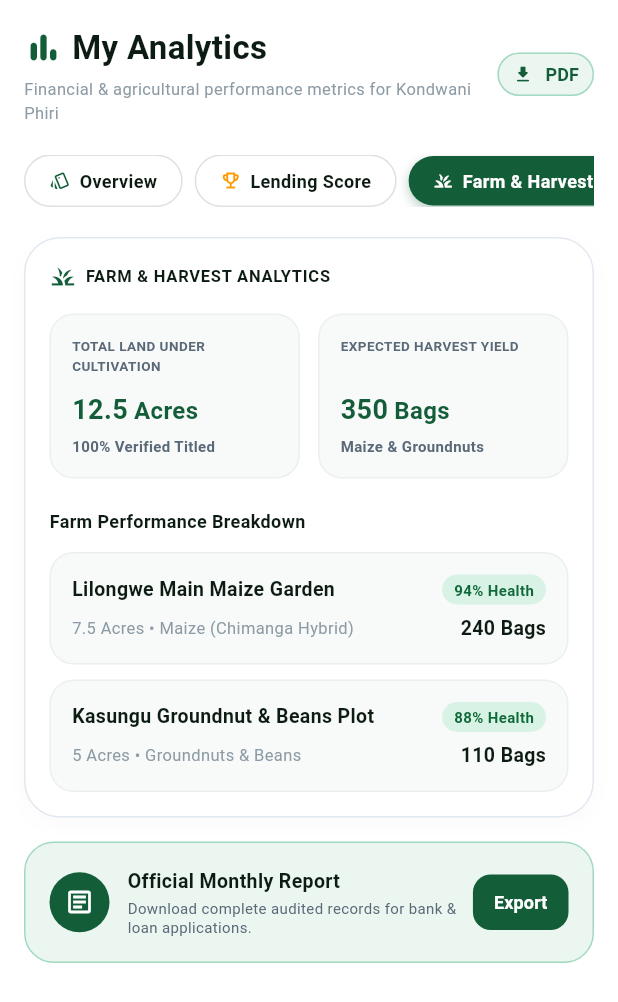
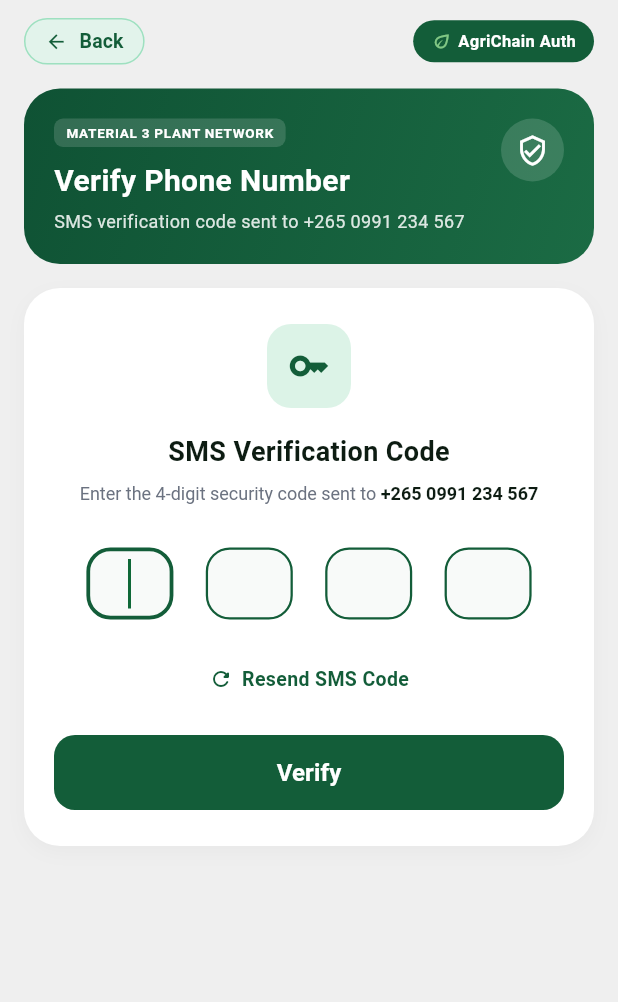
Before and after one commit to BrightBanda/agrichain, a Flutter app: the screen it shows after launch, on a phone screen of 412 x 824 dp. Shown: the top 1002 px of the screen. Run offline on Flutter 3.47's test engine with Material 3 defaults, Android fonts, the phone set to English and light mode, and no system bars; our stand-ins replace dio, flutter_riverpod, flutter_secure_storage.

Commit message:
feat: created the opt verification ui

```diff
--- a/lib/main.dart
+++ b/lib/main.dart
@@ -7,6 +7,7 @@ import 'package:agri/src/presentation/view/farm_harvest_page.dart';
 import 'package:agri/src/presentation/view/landing_page.dart';
 import 'package:agri/src/presentation/view/lending_score_page.dart';
 import 'package:agri/src/presentation/view/login_page.dart';
+import 'package:agri/src/presentation/view/otp_verification_page.dart';
 import 'package:agri/src/presentation/view/product_form_page.dart';
 import 'package:agri/src/presentation/view/sign_in_page.dart';
 import 'package:flutter/material.dart';
@@ -34,7 +35,7 @@ class MyApp extends StatelessWidget {
         ),
         scaffoldBackgroundColor: AppColors.background,
       ),
-      home: FarmHarvestPage(),
+      home: OtpVerificationPage(),
     );
   }
 }
--- /dev/null
+++ b/lib/src/presentation/view/otp_verification_page.dart
@@ -0,0 +1,291 @@
+import 'package:agri/src/utils/otp_colors.dart';
+import 'package:agri/src/utils/otp_pin_input_fields.dart';
+import 'package:flutter/material.dart';
+
+class OtpVerificationPage extends StatelessWidget {
+  final String phoneNumber;
+
+  const OtpVerificationPage({
+    super.key,
+    this.phoneNumber = '+265 0991 234 567',
+  });
+
+  @override
+  Widget build(BuildContext context) {
+    return Scaffold(
+      backgroundColor: OtpColors.pageBackground,
+      body: SafeArea(
+        child: SingleChildScrollView(
+          padding: const EdgeInsets.symmetric(horizontal: 16.0, vertical: 12.0),
+          child: Column(
+            children: [
+              // 1. Top Navigation Bar
+              Row(
+                mainAxisAlignment: MainAxisAlignment.spaceBetween,
+                children: [
+                  // Back Button
+                  OutlinedButton.icon(
+                    onPressed: () => Navigator.pop(context),
+                    icon: const Icon(
+                      Icons.arrow_back,
+                      size: 15,
+                      color: OtpColors.primaryGreen,
+                    ),
+                    label: const Text(
+                      'Back',
+                      style: TextStyle(
+                        fontSize: 13,
+                        fontWeight: FontWeight.w600,
+                        color: OtpColors.primaryGreen,
+                      ),
+                    ),
+                    style: OutlinedButton.styleFrom(
+                      backgroundColor: OtpColors.backButtonBg,
+                      side: const BorderSide(color: OtpColors.backButtonBorder),
+                      shape: RoundedRectangleBorder(
+                        borderRadius: BorderRadius.circular(20),
+                      ),
+                      padding: const EdgeInsets.symmetric(horizontal: 14, vertical: 6),
+                      minimumSize: Size.zero,
+                      tapTargetSize: MaterialTapTargetSize.shrinkWrap,
+                    ),
+                  ),
+
+                  // AgriChain Auth Badge
+                  Container(
+                    padding: const EdgeInsets.symmetric(horizontal: 12, vertical: 6),
+                    decoration: BoxDecoration(
+                      color: OtpColors.primaryGreen,
+                      borderRadius: BorderRadius.circular(20),
+                    ),
+                    child: Row(
+                      children: const [
+                        Icon(Icons.eco_outlined, size: 14, color: Color(0xFF81C784)),
+                        SizedBox(width: 4),
+                        Text(
+                          'AgriChain Auth',
+                          style: TextStyle(
+                            fontSize: 11,
+                            fontWeight: FontWeight.bold,
+                            color: Colors.white,
+                          ),
+                        ),
+                      ],
+                    ),
+                  ),
+                ],
+              ),
+              const SizedBox(height: 16),
+
+              // 2. Green Header Card
+              Container(
+                width: double.infinity,
+                padding: const EdgeInsets.all(20.0),
+                decoration: BoxDecoration(
+                  gradient: const LinearGradient(
+                    begin: Alignment.topLeft,
+                    end: Alignment.bottomRight,
+                    colors: [
+                      OtpColors.darkGreenGradientStart,
+                      OtpColors.darkGreenGradientEnd,
+                    ],
+                  ),
+                  borderRadius: BorderRadius.circular(24),
+                ),
+                child: Row(
+                  mainAxisAlignment: MainAxisAlignment.spaceBetween,
+                  crossAxisAlignment: CrossAxisAlignment.start,
+                  children: [
+                    Expanded(
+                      child: Column(
+                        crossAxisAlignment: CrossAxisAlignment.start,
+                        children: [
+                          // Network Badge
+                          Container(
+                            padding: const EdgeInsets.symmetric(horizontal: 8, vertical: 3),
+                            decoration: BoxDecoration(
+                              color: Colors.white.withOpacity(0.15),
+                              borderRadius: BorderRadius.circular(6),
+                            ),
+                            child: const Text(
+                              'MATERIAL 3 PLANT NETWORK',
+                              style: TextStyle(
+                                fontSize: 9,
+                                fontWeight: FontWeight.bold,
+                                color: Colors.white,
+                                letterSpacing: 0.5,
+                              ),
+                            ),
+                          ),
+                          const SizedBox(height: 8),
+
+                          // Header Title
+                          const Text(
+                            'Verify Phone Number',
+                            style: TextStyle(
+                              fontSize: 20,
+                              fontWeight: FontWeight.bold,
+                              color: Colors.white,
+                            ),
+                          ),
+                          const SizedBox(height: 4),
+
+                          // Header Subtitle
+                          Text(
+                            'SMS verification code sent to $phoneNumber',
+                            style: TextStyle(
+                              fontSize: 12,
+                              color: Colors.white.withOpacity(0.85),
+                            ),
+                          ),
+                        ],
+                      ),
+                    ),
+                    const SizedBox(width: 12),
+
+                    // Security Shield Icon
+                    Container(
+                      padding: const EdgeInsets.all(10),
+                      decoration: BoxDecoration(
+                        color: Colors.white.withOpacity(0.15),
+                        shape: BoxShape.circle,
+                      ),
+                      child: const Icon(
+                        Icons.verified_user_outlined,
+                        color: Colors.white,
+                        size: 22,
+                      ),
+                    ),
+                  ],
+                ),
+              ),
+              const SizedBox(height: 16),
+
+              // 3. Verification Form Card
+              Container(
+                width: double.infinity,
+                padding: const EdgeInsets.symmetric(horizontal: 20.0, vertical: 24.0),
+                decoration: BoxDecoration(
+                  color: OtpColors.cardBackground,
+                  borderRadius: BorderRadius.circular(24),
+                  boxShadow: [
+                    BoxShadow(
+                      color: Colors.black.withOpacity(0.03),
+                      blurRadius: 10,
+                      offset: const Offset(0, 4),
+                    ),
+                  ],
+                ),
+                child: Column(
+                  children: [
+                    // Key Icon Badge
+                    Container(
+                      padding: const EdgeInsets.all(14),
+                      decoration: BoxDecoration(
+                        color: OtpColors.lightGreenBg,
+                        borderRadius: BorderRadius.circular(16),
+                      ),
+                      child: const Icon(
+                        Icons.key_outlined,
+                        color: OtpColors.primaryGreen,
+                        size: 28,
+                      ),
+                    ),
+                    const SizedBox(height: 16),
+
+                    // Card Title
+                    const Text(
+                      'SMS Verification Code',
+                      style: TextStyle(
+                        fontSize: 18,
+                        fontWeight: FontWeight.bold,
+                        color: OtpColors.textPrimary,
+                      ),
+                    ),
+                    const SizedBox(height: 6),
+
+                    // Instruction Text with Phone Number
+                    RichText(
+                      textAlign: TextAlign.center,
+                      text: TextSpan(
+                        style: const TextStyle(
+                          fontSize: 12,
+                          color: OtpColors.textMuted,
+                          height: 1.4,
+                        ),
+                        children: [
+                          const TextSpan(text: 'Enter the 4-digit security code sent to '),
+                          TextSpan(
+                            text: phoneNumber,
+                            style: const TextStyle(
+                              fontWeight: FontWeight.bold,
+                              color: OtpColors.textPrimary,
+                            ),
+                          ),
+                        ],
+                      ),
+                    ),
+                    const SizedBox(height: 28),
+
+                    // 4-Digit Input Boxes
+                    const OtpPinInputFields(),
+                    const SizedBox(height: 20),
+
+                    // Resend SMS Code Button
+                    GestureDetector(
+                      onTap: () {},
+                      child: Row(
+                        mainAxisAlignment: MainAxisAlignment.center,
+                        children: const [
+                          Icon(
+                            Icons.refresh_rounded,
+                            size: 16,
+                            color: OtpColors.primaryGreen,
+                          ),
+                          SizedBox(width: 6),
+                          Text(
+                            'Resend SMS Code',
+                            style: TextStyle(
+                              fontSize: 13,
+                              fontWeight: FontWeight.bold,
+                              color: OtpColors.primaryGreen,
+                            ),
+                          ),
+                        ],
+                      ),
+                    ),
+                    const SizedBox(height: 28),
+
+                    // Verify Action Button
+                    SizedBox(
+                      width: double.infinity,
+                      height: 50,
+                      child: ElevatedButton(
+                        onPressed: () {},
+                        style: ElevatedButton.styleFrom(
+                          backgroundColor: OtpColors.primaryGreen,
+                          elevation: 0,
+                          shape: RoundedRectangleBorder(
+                            borderRadius: BorderRadius.circular(14),
+                          ),
+                        ),
+                        child: const Text(
+                          'Verify',
+                          style: TextStyle(
+                            fontSize: 16,
+                            fontWeight: FontWeight.bold,
+                            color: Colors.white,
+                          ),
+                        ),
+                      ),
+                    ),
+                  ],
+                ),
+              ),
+            ],
+          ),
+        ),
+      ),
+    );
+  }
+}
--- /dev/null
+++ b/lib/src/utils/otp_colors.dart
@@ -0,0 +1,23 @@
+import 'package:flutter/material.dart';
+
+class OtpColors {
+  // Brand Greens
+  static const Color primaryGreen = Color(0xFF135D39);
+  static const Color darkGreenGradientStart = Color(0xFF0F5234);
+  static const Color darkGreenGradientEnd = Color(0xFF1B6B44);
+
+  // Soft Tint Greens
+  static const Color lightGreenBg = Color(0xFFDCF3E7);
+  static const Color backButtonBg = Color(0xFFE2F3EB);
+  static const Color backButtonBorder = Color(0xFF9EE0C0);
+
+  // Backgrounds & Surfaces
+  static const Color pageBackground = Color(0xFFEFEFEF);
+  static const Color cardBackground = Colors.white;
+  static const Color pinBoxFill = Color(0xFFF8FAF9);
+
+  // Text & Border Colors
+  static const Color textPrimary = Color(0xFF0D1C12);
+  static const Color textMuted = Color(0xFF6B7280);
+  static const Color pinBoxBorder = Color(0xFF135D39);
+}
--- /dev/null
+++ b/lib/src/utils/otp_pin_input_fields.dart
@@ -0,0 +1,51 @@
+import 'package:flutter/material.dart';
+import 'otp_colors.dart';
+
+class OtpPinInputFields extends StatelessWidget {
+  const OtpPinInputFields({super.key});
+
+  @override
+  Widget build(BuildContext context) {
+    return Row(
+      mainAxisAlignment: MainAxisAlignment.spaceEvenly,
+      children: List.generate(
+        4,
+        (index) => SizedBox(
+          width: 58,
+          height: 58,
+          child: TextField(
+            autofocus: index == 0,
+            keyboardType: TextInputType.number,
+            textAlign: TextAlign.center,
+            maxLength: 1,
+            style: const TextStyle(
+              fontSize: 22,
+              fontWeight: FontWeight.bold,
+              color: OtpColors.textPrimary,
+            ),
+            decoration: InputDecoration(
+              counterText: '',
+              filled: true,
+              fillColor: OtpColors.pinBoxFill,
+              contentPadding: EdgeInsets.zero,
+              enabledBorder: OutlineInputBorder(
+                borderRadius: BorderRadius.circular(16),
+                borderSide: const BorderSide(
+                  color: OtpColors.pinBoxBorder,
+                  width: 1.5,
+                ),
+              ),
+              focusedBorder: OutlineInputBorder(
+                borderRadius: BorderRadius.circular(16),
+                borderSide: const BorderSide(
+                  color: OtpColors.primaryGreen,
+                  width: 2.5,
+                ),
+              ),
+            ),
+          ),
+        ),
+      ),
+    );
+  }
+}
```
